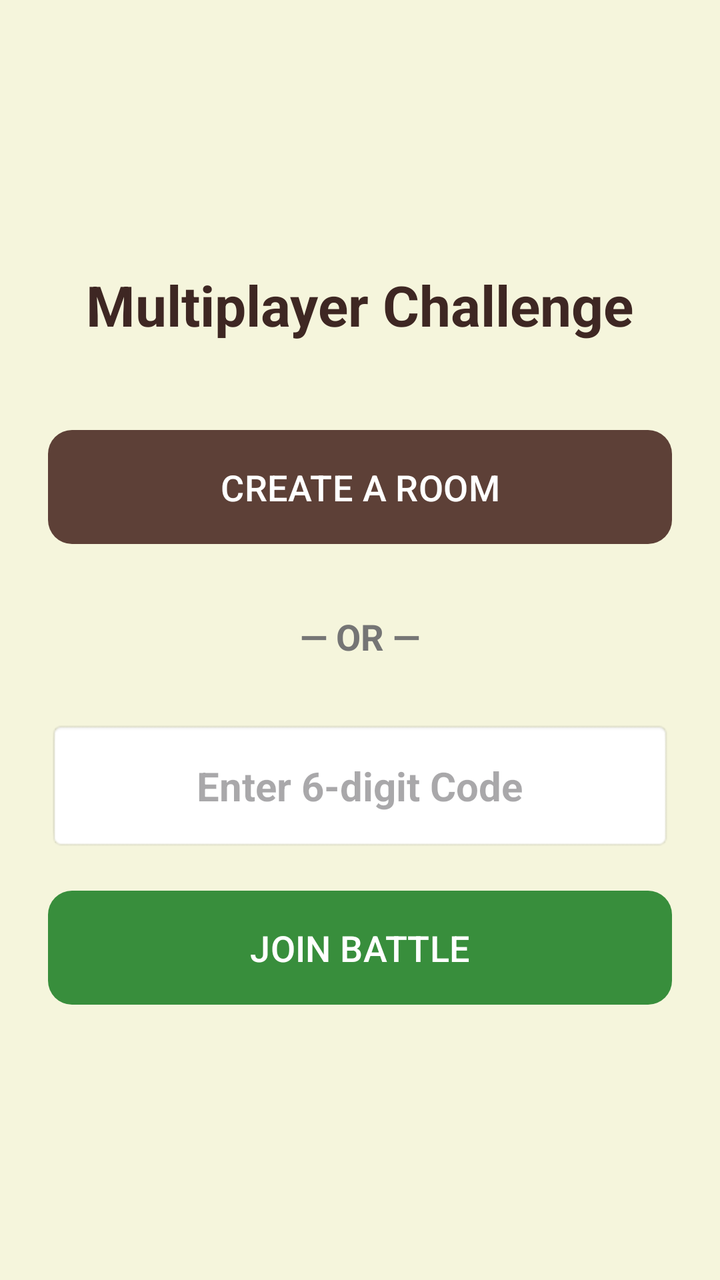
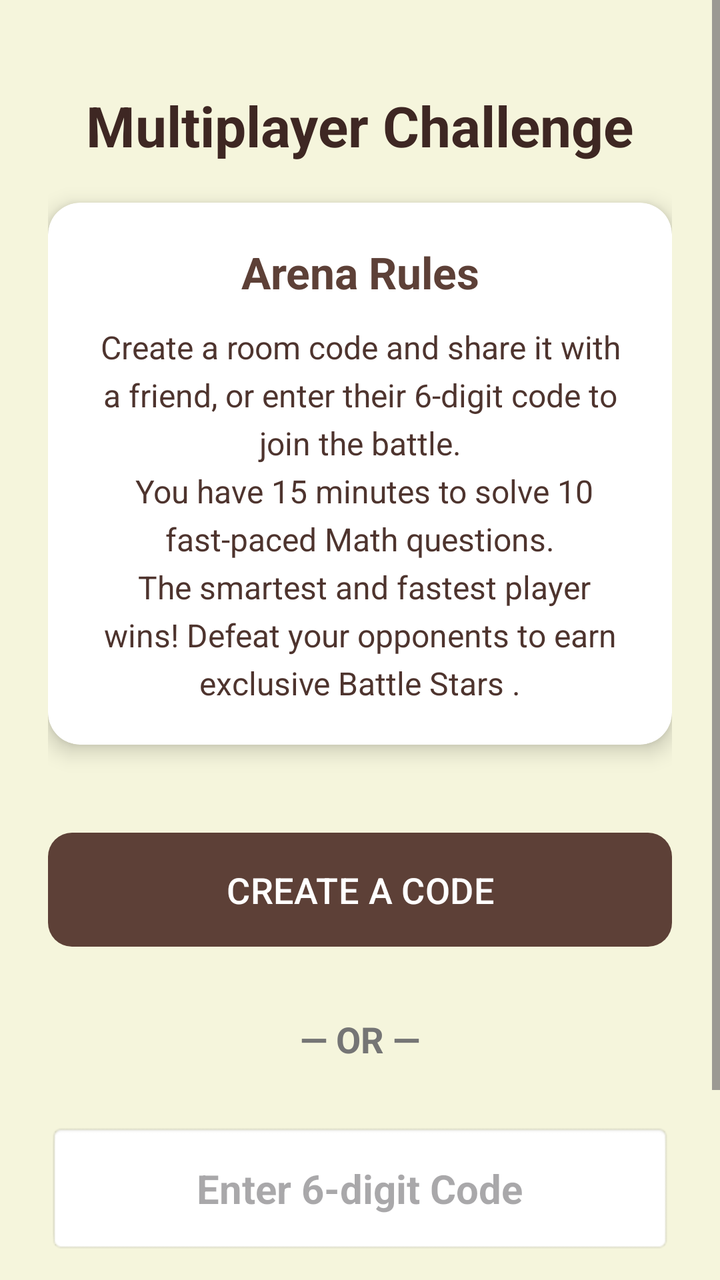

Screens rendered from an Android XML layout before and after an edit, with the pre-edit source and the edit as a unified diff.
<!-- AndroidManifest.xml: application theme Theme.OlympMathMentor -->
<!-- res/layout/activity_battle_lobby.xml -->
<?xml version="1.0" encoding="utf-8"?>
<LinearLayout xmlns:android="http://schemas.android.com/apk/res/android"
    xmlns:app="http://schemas.android.com/apk/res-auto"
    android:layout_width="match_parent"
    android:layout_height="match_parent"
    android:orientation="vertical"
    android:gravity="center"
    android:background="#F5F5DC"
    android:padding="24dp"> <TextView
    android:layout_width="wrap_content"
    android:layout_height="wrap_content"
    android:text="Multiplayer Challenge"
    android:textSize="28sp"
    android:textStyle="bold"
    android:textColor="#3E2723"
    android:layout_marginBottom="40dp"/>

    <com.google.android.material.button.MaterialButton
        android:id="@+id/btnCreateRoom"
        android:layout_width="match_parent"
        android:layout_height="65dp"
        android:text="CREATE A ROOM"
        android:textSize="18sp"
        app:backgroundTint="#5D4037"
        android:textColor="#FFFFFF"
        app:cornerRadius="12dp"/>

    <TextView
        android:id="@+id/tvRoomCode"
        android:layout_width="wrap_content"
        android:layout_height="wrap_content"
        android:text="Your Code: ------"
        android:textSize="24sp"
        android:textStyle="bold"
        android:textColor="#D32F2F"
        android:layout_marginTop="16dp"
        android:visibility="gone"/>

    <TextView
        android:layout_width="wrap_content"
        android:layout_height="wrap_content"
        android:text="— OR —"
        android:textSize="18sp"
        android:textColor="#757575"
        android:textStyle="bold"
        android:layout_marginVertical="30dp"/>

    <EditText
        android:id="@+id/etJoinCode"
        android:layout_width="match_parent"
        android:layout_height="65dp"
        android:hint="Enter 6-digit Code"
        android:inputType="number"
        android:maxLength="6"
        android:gravity="center"
        android:textSize="20sp"
        android:textStyle="bold"
        android:background="@android:drawable/editbox_background"
        android:layout_marginBottom="16dp"/>

    <com.google.android.material.button.MaterialButton
        android:id="@+id/btnJoinRoom"
        android:layout_width="match_parent"
        android:layout_height="65dp"
        android:text="JOIN BATTLE"
        android:textSize="18sp"
        app:backgroundTint="#388E3C"
        android:textColor="#FFFFFF"
        app:cornerRadius="12dp"/>

</LinearLayout>
<!-- resources referenced by this layout -->
<resources>
  <style name="Theme.OlympMathMentor" parent="Base.Theme.OlympMathMentor" />
  <style name="Base.Theme.OlympMathMentor" parent="Theme.Material3.DayNight.NoActionBar">
          
          
      </style>
</resources>

<!-- the commit's change to res/layout/activity_battle_lobby.xml (unified diff, before → after) -->
@@ -1,71 +1,116 @@
 <?xml version="1.0" encoding="utf-8"?>
-<LinearLayout xmlns:android="http://schemas.android.com/apk/res/android"
+<ScrollView xmlns:android="http://schemas.android.com/apk/res/android"
     xmlns:app="http://schemas.android.com/apk/res-auto"
     android:layout_width="match_parent"
     android:layout_height="match_parent"
-    android:orientation="vertical"
-    android:gravity="center"
     android:background="#F5F5DC"
-    android:padding="24dp"> <TextView
-    android:layout_width="wrap_content"
-    android:layout_height="wrap_content"
-    android:text="Multiplayer Challenge"
-    android:textSize="28sp"
-    android:textStyle="bold"
-    android:textColor="#3E2723"
-    android:layout_marginBottom="40dp"/>
+    android:fillViewport="true">
 
-    <com.google.android.material.button.MaterialButton
-        android:id="@+id/btnCreateRoom"
+    <LinearLayout
         android:layout_width="match_parent"
-        android:layout_height="65dp"
-        android:text="CREATE A ROOM"
-        android:textSize="18sp"
-        app:backgroundTint="#5D4037"
-        android:textColor="#FFFFFF"
-        app:cornerRadius="12dp"/>
+        android:layout_height="wrap_content"
+        android:orientation="vertical"
+        android:padding="24dp"
+        android:gravity="center_horizontal">
 
-    <TextView
-        android:id="@+id/tvRoomCode"
-        android:layout_width="wrap_content"
-        android:layout_height="wrap_content"
-        android:text="Your Code: ------"
-        android:textSize="24sp"
-        android:textStyle="bold"
-        android:textColor="#D32F2F"
-        android:layout_marginTop="16dp"
-        android:visibility="gone"/>
+        <TextView
+            android:layout_width="wrap_content"
+            android:layout_height="wrap_content"
+            android:layout_marginTop="20dp"
+            android:layout_marginBottom="20dp"
+            android:text="Multiplayer Challenge"
+            android:textColor="#3E2723"
+            android:textSize="28sp"
+            android:textStyle="bold" />
 
-    <TextView
-        android:layout_width="wrap_content"
-        android:layout_height="wrap_content"
-        android:text="— OR —"
-        android:textSize="18sp"
-        android:textColor="#757575"
-        android:textStyle="bold"
-        android:layout_marginVertical="30dp"/>
+        <androidx.cardview.widget.CardView
+            android:layout_width="match_parent"
+            android:layout_height="wrap_content"
+            android:layout_marginBottom="40dp"
+            app:cardCornerRadius="16dp"
+            app:cardElevation="6dp"
+            app:cardBackgroundColor="#FFFFFF">
 
-    <EditText
-        android:id="@+id/etJoinCode"
-        android:layout_width="match_parent"
-        android:layout_height="65dp"
-        android:hint="Enter 6-digit Code"
-        android:inputType="number"
-        android:maxLength="6"
-        android:gravity="center"
-        android:textSize="20sp"
-        android:textStyle="bold"
-        android:background="@android:drawable/editbox_background"
-        android:layout_marginBottom="16dp"/>
+            <LinearLayout
+                android:layout_width="match_parent"
+                android:layout_height="wrap_content"
+                android:orientation="vertical"
+                android:padding="20dp">
 
-    <com.google.android.material.button.MaterialButton
-        android:id="@+id/btnJoinRoom"
-        android:layout_width="match_parent"
-        android:layout_height="65dp"
-        android:text="JOIN BATTLE"
-        android:textSize="18sp"
-        app:backgroundTint="#388E3C"
-        android:textColor="#FFFFFF"
-        app:cornerRadius="12dp"/>
+                <TextView
+                    android:layout_width="match_parent"
+                    android:layout_height="wrap_content"
+                    android:text="Arena Rules"
+                    android:textColor="#5D4037"
+                    android:textSize="22sp"
+                    android:textStyle="bold"
+                    android:layout_marginBottom="12dp"
+                    android:gravity="center"/>
 
-</LinearLayout>
+                <TextView
+                    android:layout_width="match_parent"
+                    android:layout_height="wrap_content"
+                    android:text="Create a room code and share it with a friend, or enter their 6-digit code to join the battle.\n You have 15 minutes to solve 10 fast-paced Math questions.\n\ The smartest and fastest player wins! Defeat your opponents to earn exclusive Battle Stars ."
+                    android:textColor="#4E342E"
+                    android:textSize="16sp"
+                    android:lineSpacingExtra="5dp"
+                    android:gravity="center"/>
+            </LinearLayout>
+        </androidx.cardview.widget.CardView>
+
+        <com.google.android.material.button.MaterialButton
+            android:id="@+id/btnCreateRoom"
+            android:layout_width="match_parent"
+            android:layout_height="65dp"
+            android:text="CREATE A CODE"
+            android:textSize="18sp"
+            app:backgroundTint="#5D4037"
+            android:textColor="#FFFFFF"
+            app:cornerRadius="12dp"/>
+
+        <TextView
+            android:id="@+id/tvRoomCode"
+            android:layout_width="wrap_content"
+            android:layout_height="wrap_content"
+            android:text="Your Code: ------"
+            android:textSize="24sp"
+            android:textStyle="bold"
+            android:textColor="#5D4037"
+            android:layout_marginTop="16dp"
+            android:visibility="gone"/>
+
+        <TextView
+            android:layout_width="wrap_content"
+            android:layout_height="wrap_content"
+            android:text="— OR —"
+            android:textSize="18sp"
+            android:textColor="#757575"
+            android:textStyle="bold"
+            android:layout_marginVertical="30dp"/>
+
+        <EditText
+            android:id="@+id/etJoinCode"
+            android:layout_width="match_parent"
+            android:layout_height="65dp"
+            android:layout_marginBottom="16dp"
+            android:background="@android:drawable/editbox_background"
+            android:gravity="center"
+            android:hint="Enter 6-digit Code"
+            android:inputType="number"
+            android:maxLength="6"
+            android:textSize="20sp"
+            android:textStyle="bold" />
+
+        <com.google.android.material.button.MaterialButton
+            android:id="@+id/btnJoinRoom"
+            android:layout_width="match_parent"
+            android:layout_height="65dp"
+            android:text="JOIN BATTLE"
+            android:textSize="18sp"
+            app:backgroundTint="#5D4037"
+            android:textColor="#FFFFFF"
+            app:cornerRadius="12dp"
+            android:layout_marginBottom="20dp"/>
+
+    </LinearLayout>
+</ScrollView>
